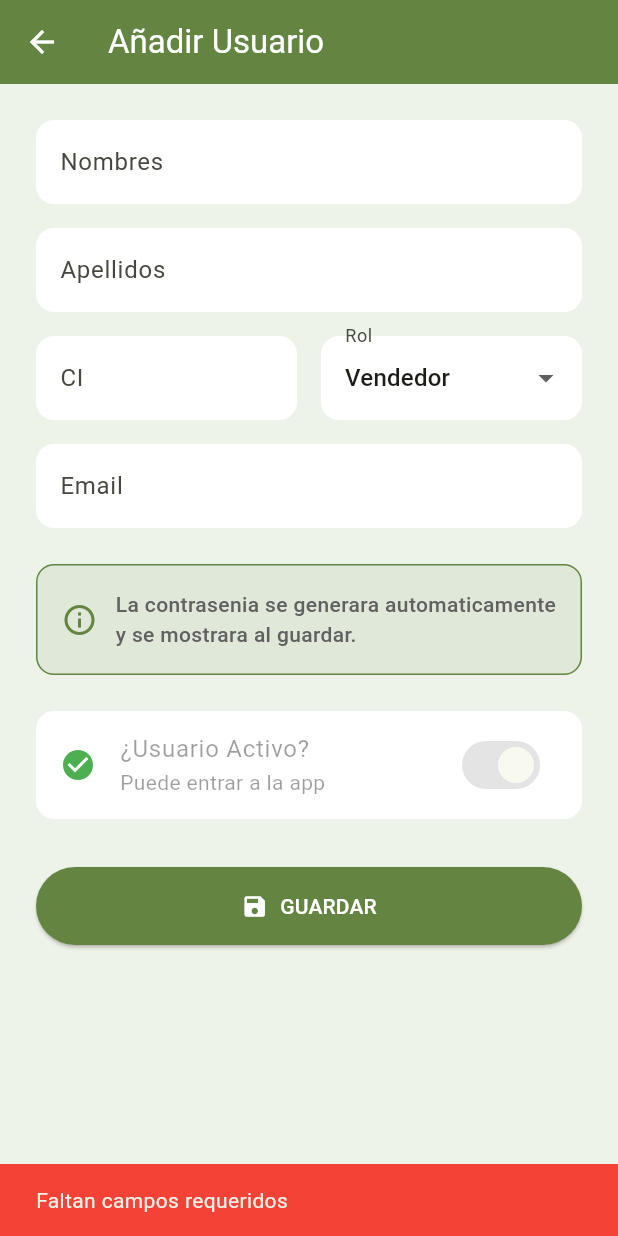
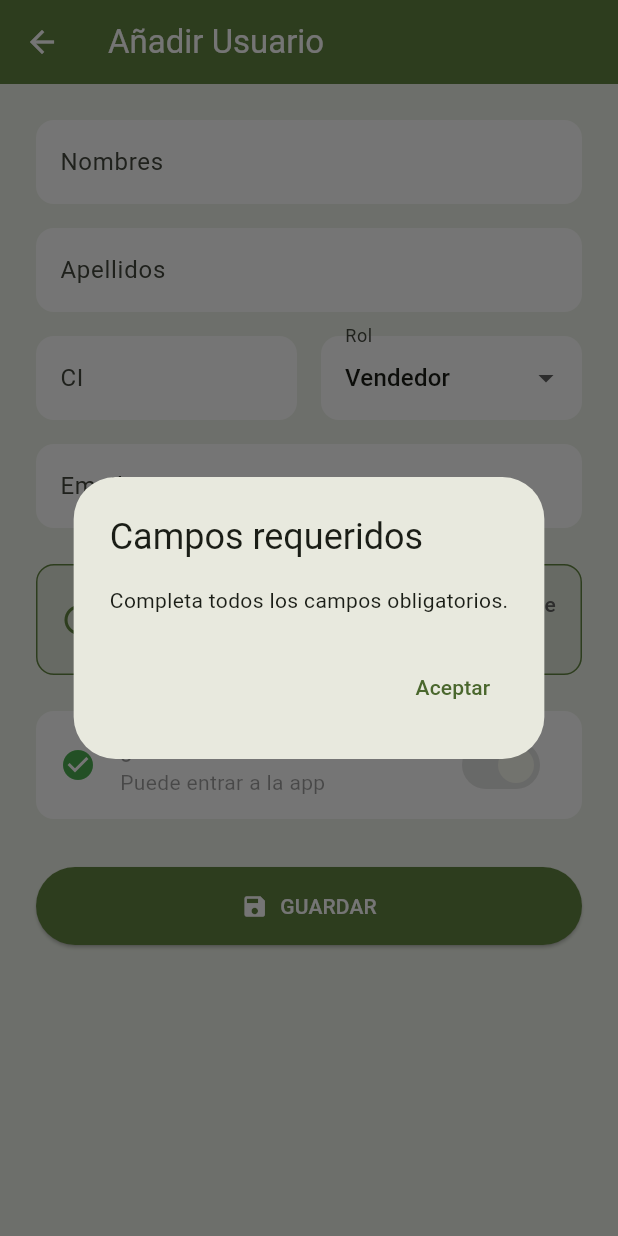
Before and after one commit to BonnyCR-oss/AppBus, a Flutter app: the UsuarioFormView screen opened directly, after a tap on "GUARDAR", on a phone screen of 412 x 824 dp. Run offline on Flutter 3.47's test engine with Material 3 defaults, Android fonts, the phone set to English and light mode, and no system bars; our stand-ins replace supabase_flutter; missing offline and left inert: bcrypt; accounts and stored records are empty.

Commit message:
logo en login

```diff
--- a/lib/views/login_view.dart
+++ b/lib/views/login_view.dart
@@ -104,8 +104,7 @@ class _LoginViewState extends State<LoginView> {
                   color: const Color(0xFF95A781),
                   borderRadius: BorderRadius.circular(20),
                 ),
-                child: const Icon(Icons.directions_bus_filled_outlined,
-                    color: Colors.white, size: 40),
+                child: Image.asset('assets/images/icono.png', fit: BoxFit.contain),
               ),
               const SizedBox(height: 16),
               const Text('Bus Claros',
--- a/lib/views/usuario_form_view.dart
+++ b/lib/views/usuario_form_view.dart
@@ -53,16 +53,34 @@ class _UsuarioFormViewState extends State<UsuarioFormView> {
     super.dispose();
   }
 
+  Future<void> _mostrarModal({
+    required String titulo,
+    required String mensaje,
+  }) async {
+    if (!mounted) return;
+    await showDialog<void>(
+      context: context,
+      builder: (context) => AlertDialog(
+        title: Text(titulo),
+        content: Text(mensaje),
+        actions: [
+          TextButton(
+            onPressed: () => Navigator.pop(context),
+            child: const Text('Aceptar'),
+          ),
+        ],
+      ),
+    );
+  }
+
   Future<void> _guardar() async {
     if (_nombresCtrl.text.isEmpty ||
         _apellidosCtrl.text.isEmpty ||
         _ciCtrl.text.isEmpty ||
         _emailCtrl.text.isEmpty) {
-      ScaffoldMessenger.of(context).showSnackBar(
-        const SnackBar(
-          content: Text('Faltan campos requeridos'),
-          backgroundColor: Colors.red,
-        ),
+      await _mostrarModal(
+        titulo: 'Campos requeridos',
+        mensaje: 'Completa todos los campos obligatorios.',
       );
       return;
     }
@@ -82,12 +100,11 @@ class _UsuarioFormViewState extends State<UsuarioFormView> {
 
       if (mounted) {
         if (esEdicion) {
-          ScaffoldMessenger.of(context).showSnackBar(
-            const SnackBar(
-              content: Text('Usuario actualizado correctamente'),
-              backgroundColor: Colors.green,
-            ),
+          await _mostrarModal(
+            titulo: 'Actualización exitosa',
+            mensaje: 'Usuario actualizado correctamente.',
           );
+          if (!mounted) return;
           Navigator.pop(context, true);
           return;
         }
@@ -131,11 +148,9 @@ class _UsuarioFormViewState extends State<UsuarioFormView> {
       }
     } catch (e) {
       if (mounted) {
-        ScaffoldMessenger.of(context).showSnackBar(
-          SnackBar(
-            content: Text(e.toString()),
-            backgroundColor: Colors.red,
-          ),
+        await _mostrarModal(
+          titulo: 'Error',
+          mensaje: e.toString(),
         );
       }
     } finally {
```
Also changed, not shown: lib/controllers/usuarios_controller.dart (+11 -0 lines), lib/views/usuarios_list_view.dart (+70 -7 lines).
